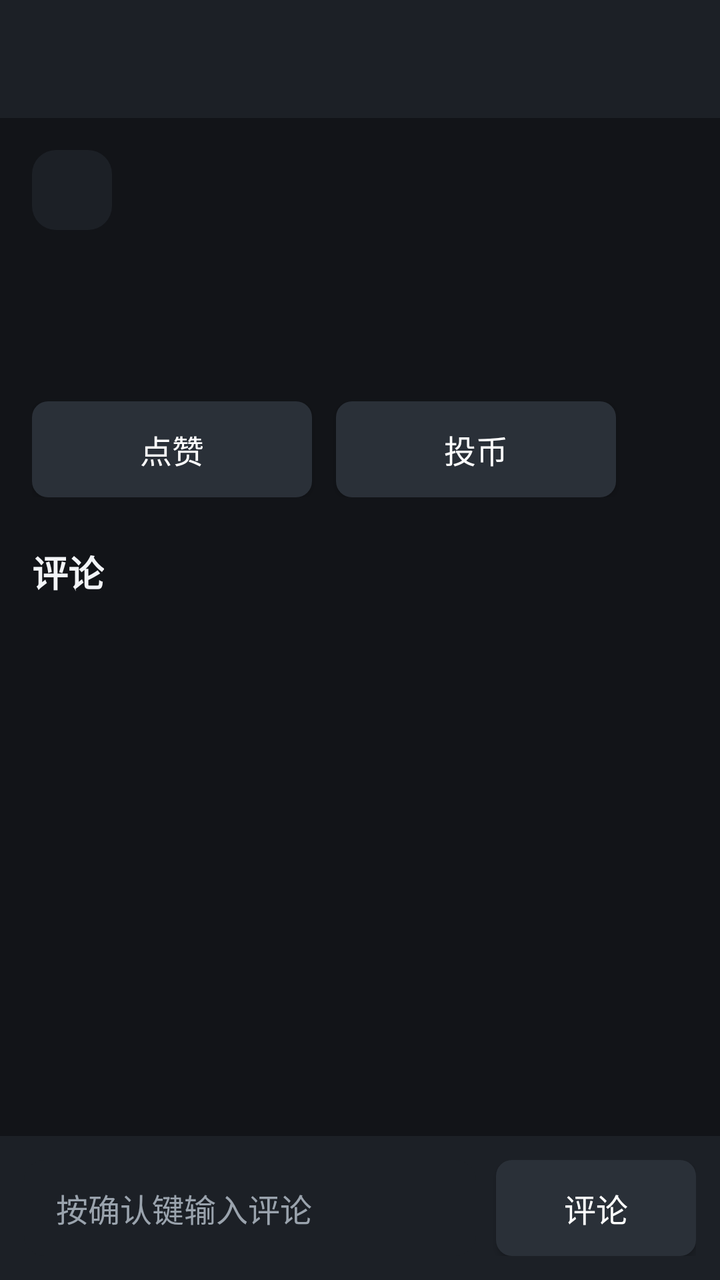
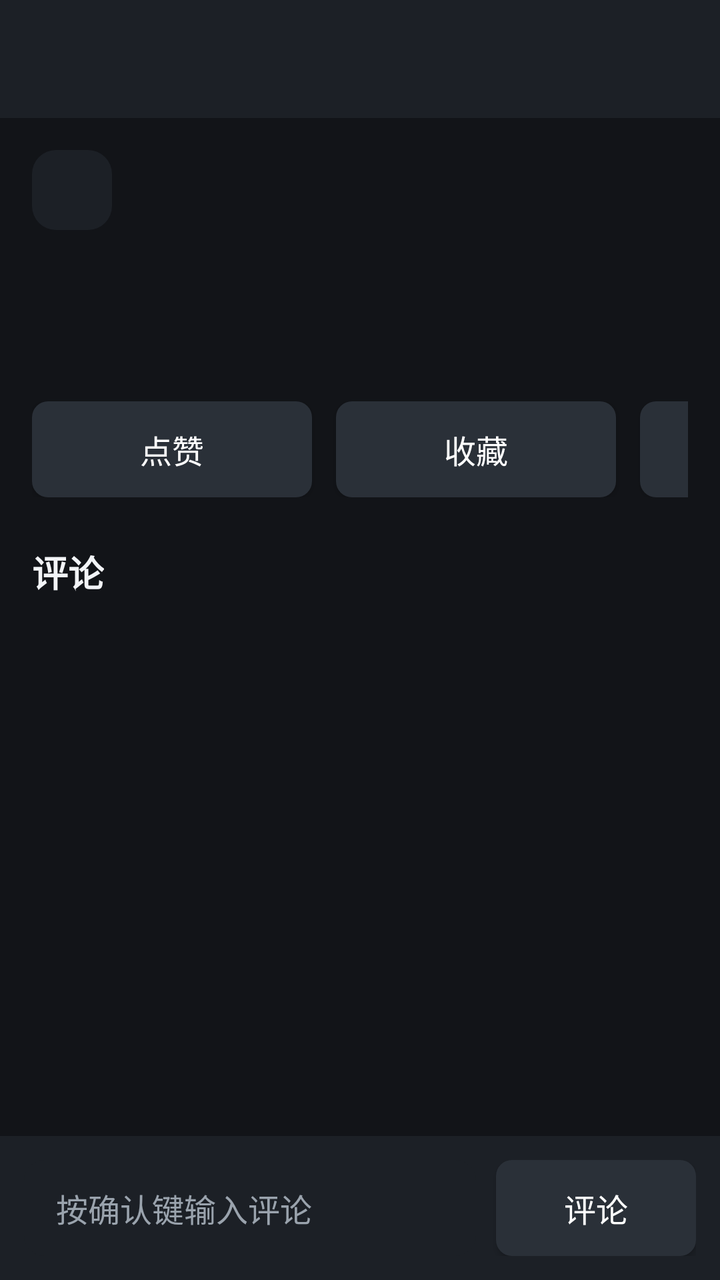

An Android layout rendered at two revisions. The XML below is the earlier revision; the diff shows what the commit changed to produce the second picture.
<!-- AndroidManifest.xml: application theme Theme.YunHuTv -->
<!-- res/layout/activity_post_detail.xml -->
<?xml version="1.0" encoding="utf-8"?>
<LinearLayout xmlns:android="http://schemas.android.com/apk/res/android"
    android:layout_width="match_parent"
    android:layout_height="match_parent"
    android:orientation="vertical">

    
    <TextView
        android:id="@+id/tv_post_title"
        android:layout_width="match_parent"
        android:layout_height="wrap_content"
        android:background="@color/panel"
        android:ellipsize="end"
        android:maxLines="1"
        android:padding="16dp"
        android:textColor="@color/text_primary"
        android:textSize="20sp"
        android:textStyle="bold" />

    <androidx.core.widget.NestedScrollView
        android:layout_width="match_parent"
        android:layout_height="0dp"
        android:layout_weight="1">

        <LinearLayout
            android:layout_width="match_parent"
            android:layout_height="wrap_content"
            android:orientation="vertical"
            android:padding="16dp">

            
            <LinearLayout
                android:layout_width="match_parent"
                android:layout_height="wrap_content"
                android:gravity="center_vertical"
                android:orientation="horizontal">

                <ImageView
                    android:id="@+id/iv_author_avatar"
                    android:layout_width="40dp"
                    android:layout_height="40dp"
                    android:background="@drawable/bg_card"
                    android:scaleType="centerCrop" />

                <TextView
                    android:id="@+id/tv_author"
                    android:layout_width="wrap_content"
                    android:layout_height="wrap_content"
                    android:layout_marginStart="10dp"
                    android:textColor="@color/accent"
                    android:textSize="16sp" />

                <TextView
                    android:id="@+id/tv_post_time"
                    android:layout_width="wrap_content"
                    android:layout_height="wrap_content"
                    android:layout_marginStart="16dp"
                    android:textColor="@color/text_secondary"
                    android:textSize="13sp" />
            </LinearLayout>

            
            <TextView
                android:id="@+id/tv_post_content"
                android:layout_width="match_parent"
                android:layout_height="wrap_content"
                android:layout_marginTop="16dp"
                android:lineSpacingMultiplier="1.3"
                android:textColor="@color/text_primary"
                android:textSize="17sp" />

            
            <LinearLayout
                android:id="@+id/ll_post_images"
                android:layout_width="match_parent"
                android:layout_height="wrap_content"
                android:orientation="vertical" />

            
            <TextView
                android:id="@+id/tv_post_stats"
                android:layout_width="wrap_content"
                android:layout_height="wrap_content"
                android:layout_marginTop="16dp"
                android:textColor="@color/text_secondary"
                android:textSize="14sp" />

            
            <LinearLayout
                android:layout_width="match_parent"
                android:layout_height="wrap_content"
                android:layout_marginTop="12dp"
                android:orientation="horizontal">

                <Button
                    android:id="@+id/btn_like"
                    android:layout_width="140dp"
                    android:layout_height="48dp"
                    android:background="@drawable/bg_button_focus"
                    android:text="点赞"
                    android:textColor="@color/white"
                    android:textSize="16sp" />

                <Button
                    android:id="@+id/btn_reward"
                    android:layout_width="140dp"
                    android:layout_height="48dp"
                    android:layout_marginStart="12dp"
                    android:background="@drawable/bg_button_focus"
                    android:text="投币"
                    android:textColor="@color/white"
                    android:textSize="16sp" />
            </LinearLayout>

            
            <TextView
                android:id="@+id/tv_comment_header"
                android:layout_width="wrap_content"
                android:layout_height="wrap_content"
                android:layout_marginTop="24dp"
                android:layout_marginBottom="8dp"
                android:text="评论"
                android:textColor="@color/text_primary"
                android:textSize="18sp"
                android:textStyle="bold" />

            <androidx.recyclerview.widget.RecyclerView
                android:id="@+id/rv_comments"
                android:layout_width="match_parent"
                android:layout_height="wrap_content"
                android:nestedScrollingEnabled="false" />
        </LinearLayout>
    </androidx.core.widget.NestedScrollView>

    
    <LinearLayout
        android:layout_width="match_parent"
        android:layout_height="wrap_content"
        android:background="@color/panel"
        android:gravity="center_vertical"
        android:orientation="horizontal"
        android:padding="12dp">

        <EditText
            android:id="@+id/et_comment"
            android:layout_width="0dp"
            android:layout_height="48dp"
            android:layout_weight="1"
            android:background="@drawable/bg_input"
            android:hint="按确认键输入评论"
            android:imeOptions="actionSend"
            android:inputType="text"
            android:maxLines="1"
            android:paddingStart="16dp"
            android:paddingEnd="16dp"
            android:singleLine="true"
            android:textColor="@color/text_primary"
            android:textColorHint="@color/text_secondary"
            android:textSize="16sp" />

        <Button
            android:id="@+id/btn_send_comment"
            android:layout_width="100dp"
            android:layout_height="48dp"
            android:layout_marginStart="10dp"
            android:background="@drawable/bg_button_focus"
            android:text="评论"
            android:textColor="@color/white"
            android:textSize="16sp" />
    </LinearLayout>
</LinearLayout>
<!-- resources referenced by this layout -->
<resources>
  <color name="accent">#FF4FC3F7</color>
  <color name="panel">#FF1C2026</color>
  <color name="text_primary">#FFF2F4F7</color>
  <color name="text_secondary">#FF9AA3AD</color>
  <color name="white">#FFFFFFFF</color>
  <!-- drawable bg_button_focus (drawable) -->
  <?xml version="1.0" encoding="utf-8"?>
  <selector xmlns:android="http://schemas.android.com/apk/res/android">
      <item android:state_focused="true">
          <shape android:shape="rectangle">
              <solid android:color="@color/accent" />
              <corners android:radius="8dp" />
          </shape>
      </item>
      <item>
          <shape android:shape="rectangle">
              <solid android:color="@color/panel_focus" />
              <corners android:radius="8dp" />
          </shape>
      </item>
  </selector>
  <!-- drawable bg_card (drawable) -->
  <?xml version="1.0" encoding="utf-8"?>
  <shape xmlns:android="http://schemas.android.com/apk/res/android" android:shape="rectangle">
      <solid android:color="@color/panel" />
      <corners android:radius="12dp" />
  </shape>
  <!-- drawable bg_input (drawable) -->
  <?xml version="1.0" encoding="utf-8"?>
  <selector xmlns:android="http://schemas.android.com/apk/res/android">
      <item android:state_focused="true">
          <shape android:shape="rectangle">
              <solid android:color="@color/panel_focus" />
              <stroke android:width="2dp" android:color="@color/accent" />
              <corners android:radius="10dp" />
          </shape>
      </item>
      <item>
          <shape android:shape="rectangle">
              <solid android:color="@color/panel" />
              <corners android:radius="10dp" />
          </shape>
      </item>
  </selector>
  <style name="Theme.YunHuTv" parent="Theme.AppCompat.NoActionBar">
          <item name="android:windowBackground">@color/bg</item>
          <item name="colorAccent">@color/accent</item>
          <item name="android:colorForeground">@color/panel_focus</item>
          <item name="android:textColorPrimary">@color/text_primary</item>
          <item name="android:textColorSecondary">@color/text_secondary</item>
          <item name="android:editTextColor">@color/text_primary</item>
          <item name="android:textColorHint">@color/text_secondary</item>
      </style>
  <color name="panel_focus">#FF2A3038</color>
  <color name="bg">#FF121418</color>
</resources>

<!-- the commit's change to res/layout/activity_post_detail.xml (unified diff, before → after) -->
@@ -102,6 +102,16 @@
                     android:textSize="16sp" />
 
                 <Button
+                    android:id="@+id/btn_collect"
+                    android:layout_width="140dp"
+                    android:layout_height="48dp"
+                    android:layout_marginStart="12dp"
+                    android:background="@drawable/bg_button_focus"
+                    android:text="收藏"
+                    android:textColor="@color/white"
+                    android:textSize="16sp" />
+
+                <Button
                     android:id="@+id/btn_reward"
                     android:layout_width="140dp"
                     android:layout_height="48dp"
